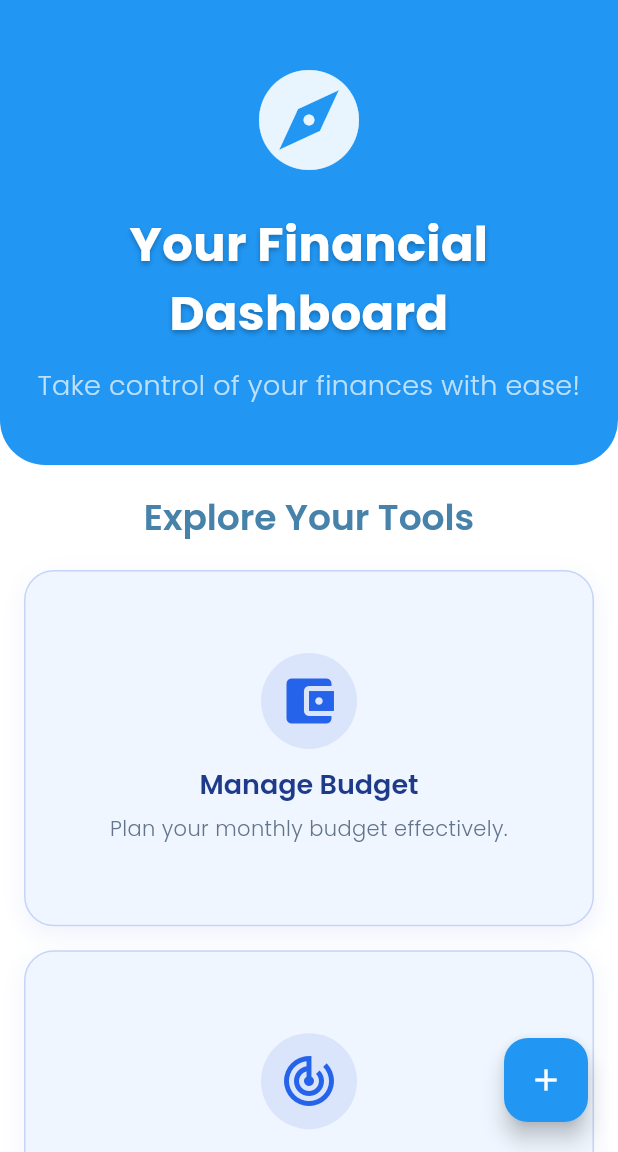
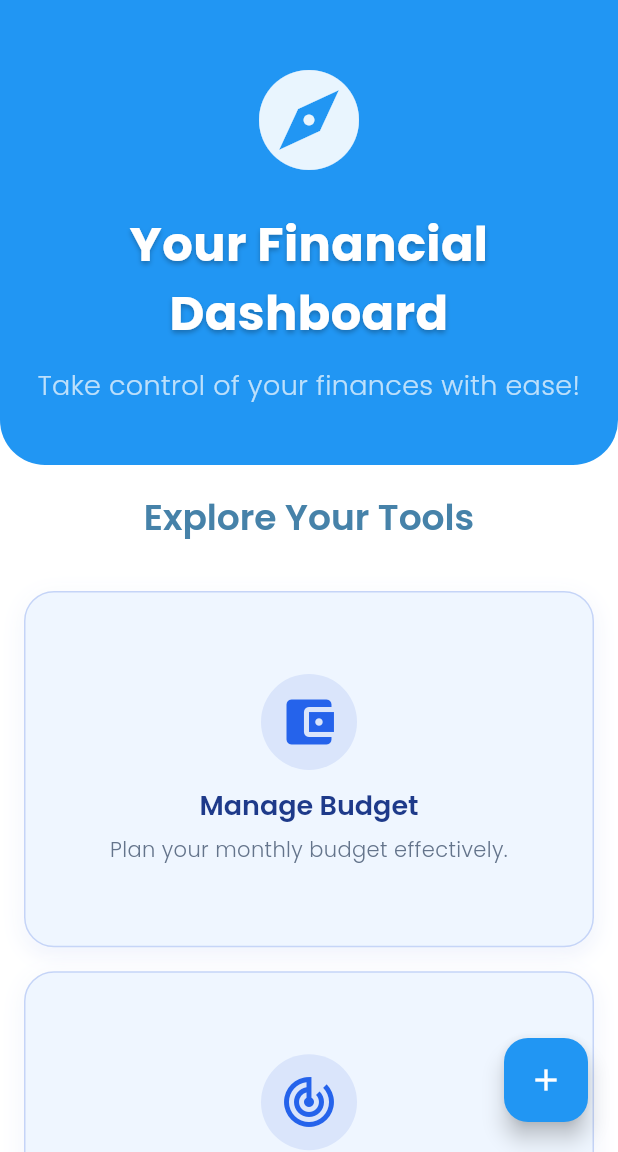
Before and after one commit to Mohamed-Samehh/Financial-Advisor, a Flutter app: the DashboardScreen screen opened by its route, on a phone screen of 412 x 824 dp, the part 84-1236 px from its top. Run offline on Flutter 3.47's test engine with Material 3 defaults, Android fonts, the light colour scheme and no system bars; our stand-ins replace device_preview, fl_chart, font_awesome_flutter, go_router, google_fonts, shared_preferences; accounts and stored records are empty.

Commit message:
Update dashboard_screen.dart

```diff
--- a/Flutter/lib/screens/dashboard_screen.dart
+++ b/Flutter/lib/screens/dashboard_screen.dart
@@ -82,7 +82,7 @@ class DashboardScreen extends StatelessWidget {
                             ?.copyWith(color: const Color(0xFF4682A9)),
                         textAlign: TextAlign.center,
                       ),
-                      const SizedBox(height: 20),
+                      const SizedBox(height: 34),
                       LayoutBuilder(
                         builder: (context, constraints) {
                           final double screenWidth = constraints.maxWidth;
```
